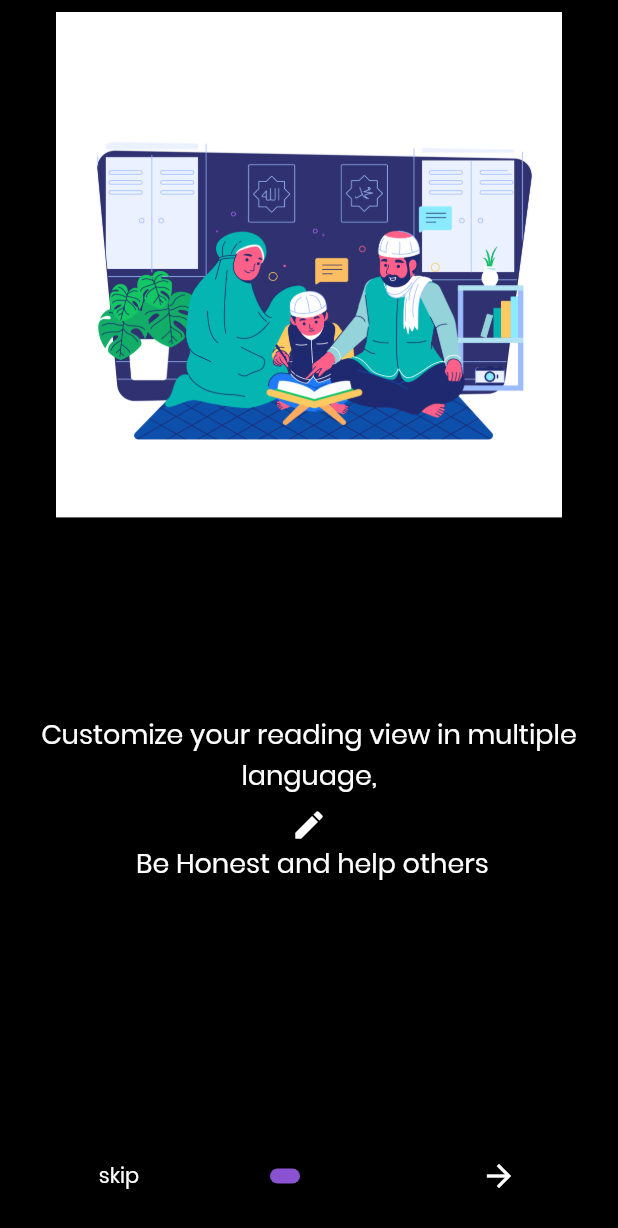
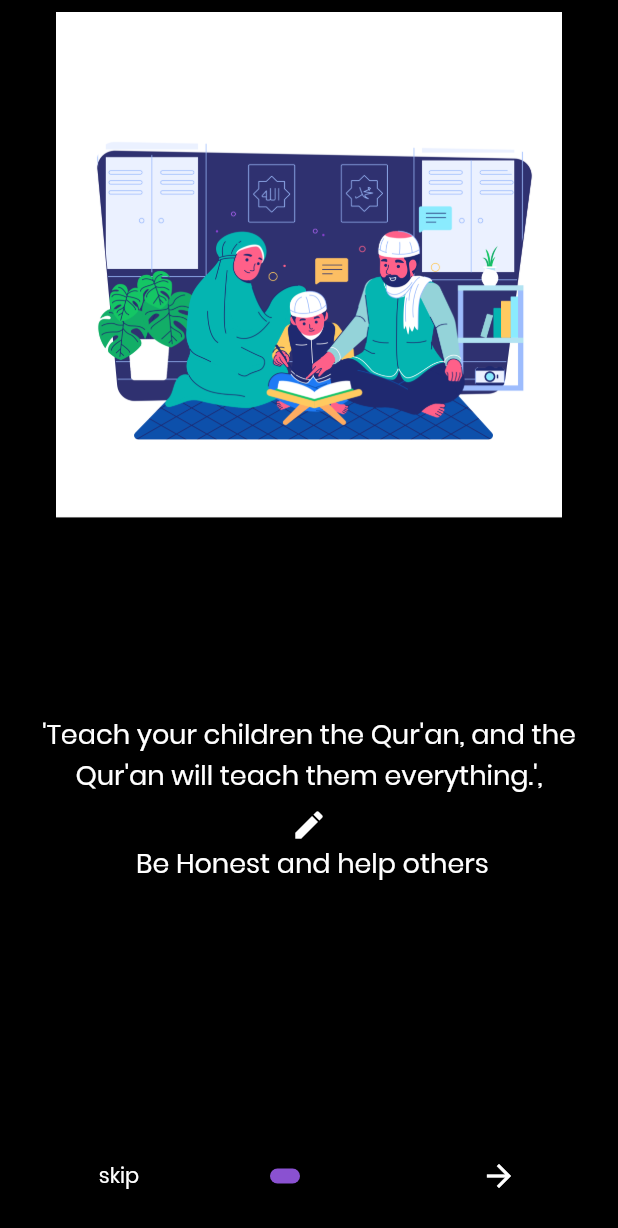
Before and after one commit to juwels1996/Quran_Sharif_with_bangla, a Flutter app: the screen it shows after launch, on a phone screen of 412 x 824 dp. Shown: the top 1228 px of the screen. Run offline on Flutter 3.47's test engine with Material 2 defaults, Android fonts, the phone set to English and light mode, and no system bars; drawn by our look-alikes of introduction_screen; our stand-ins replace convex_bottom_bar, hijri, shared_preferences.

Commit message:
noth9ong

```diff
--- a/lib/screen/introduction_screen/introduction_screen.dart
+++ b/lib/screen/introduction_screen/introduction_screen.dart
@@ -29,7 +29,7 @@ class _OnBoardingScreenState extends State<OnBoardingScreen> {
 
                   padding: EdgeInsets.all(8.0),
                   child: Text(
-                    "Customize your reading view in multiple language,"
+                    "'Teach your children the Qur'an, and the Qur'an will teach them everything.',"
 
                       ,style: TextStyle(color: Colors.white,fontSize: 18),
                     textAlign: TextAlign.center,),
@@ -63,7 +63,7 @@ class _OnBoardingScreenState extends State<OnBoardingScreen> {
                             textAlign: TextAlign.center,),
                         ),
                         Icon(Icons.edit,color: Colors.white,),
-                        Text(" Be Honest and help others",
+                        Text("Prayer makes man polite and good man",
                           style: TextStyle(color: Colors.white,fontSize: 18),
                           textAlign: TextAlign.center,),
                       ],
@@ -91,7 +91,7 @@ class _OnBoardingScreenState extends State<OnBoardingScreen> {
                             textAlign: TextAlign.center,),
                         ),
                         Icon(Icons.edit,color: Colors.white,),
-                        Text(" Be Honest and help others",
+                        Text(" This is beauty of islam",
                           style: TextStyle(color: Colors.white,fontSize: 18),
                           textAlign: TextAlign.center,),
                       ],
```
